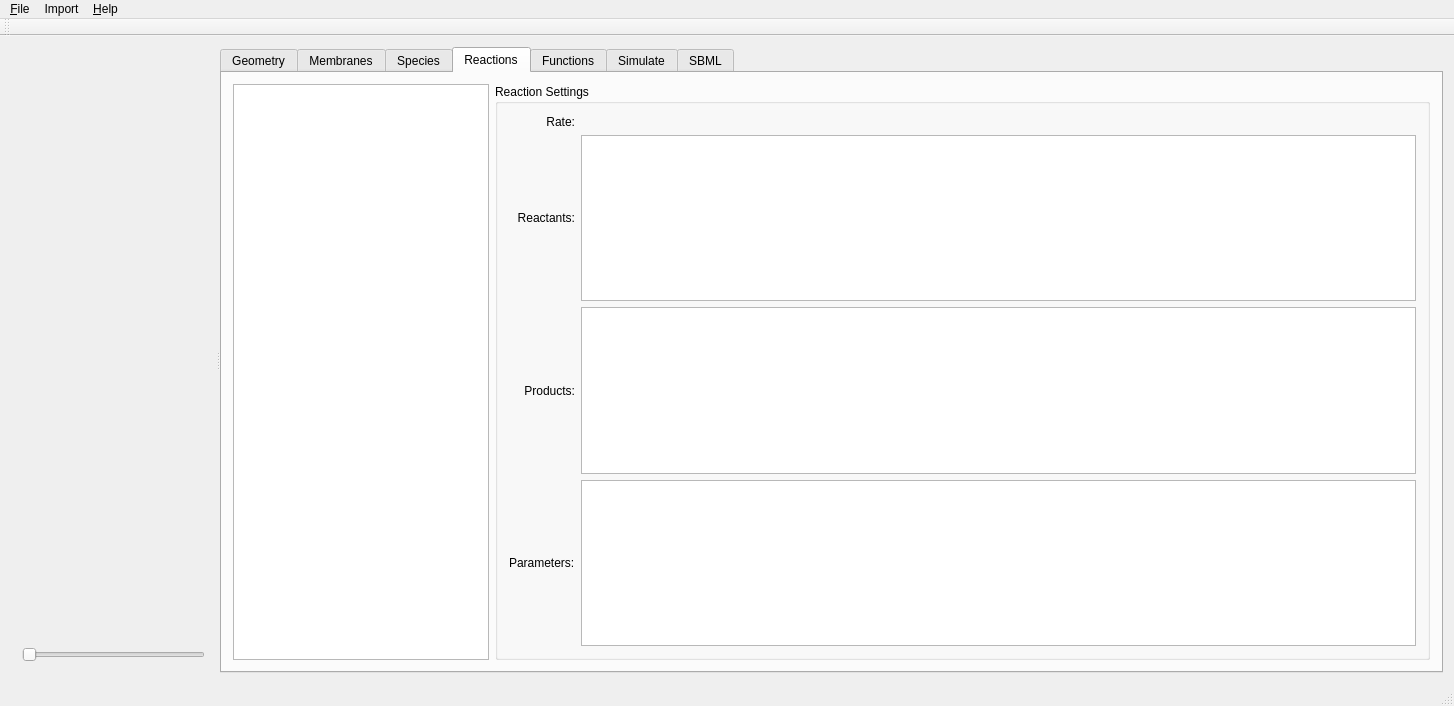
This is ui/mainwindow.ui in spatial-model-editor/spatial-model-editor as Qt 5 draws it before an edit. The edited form follows.
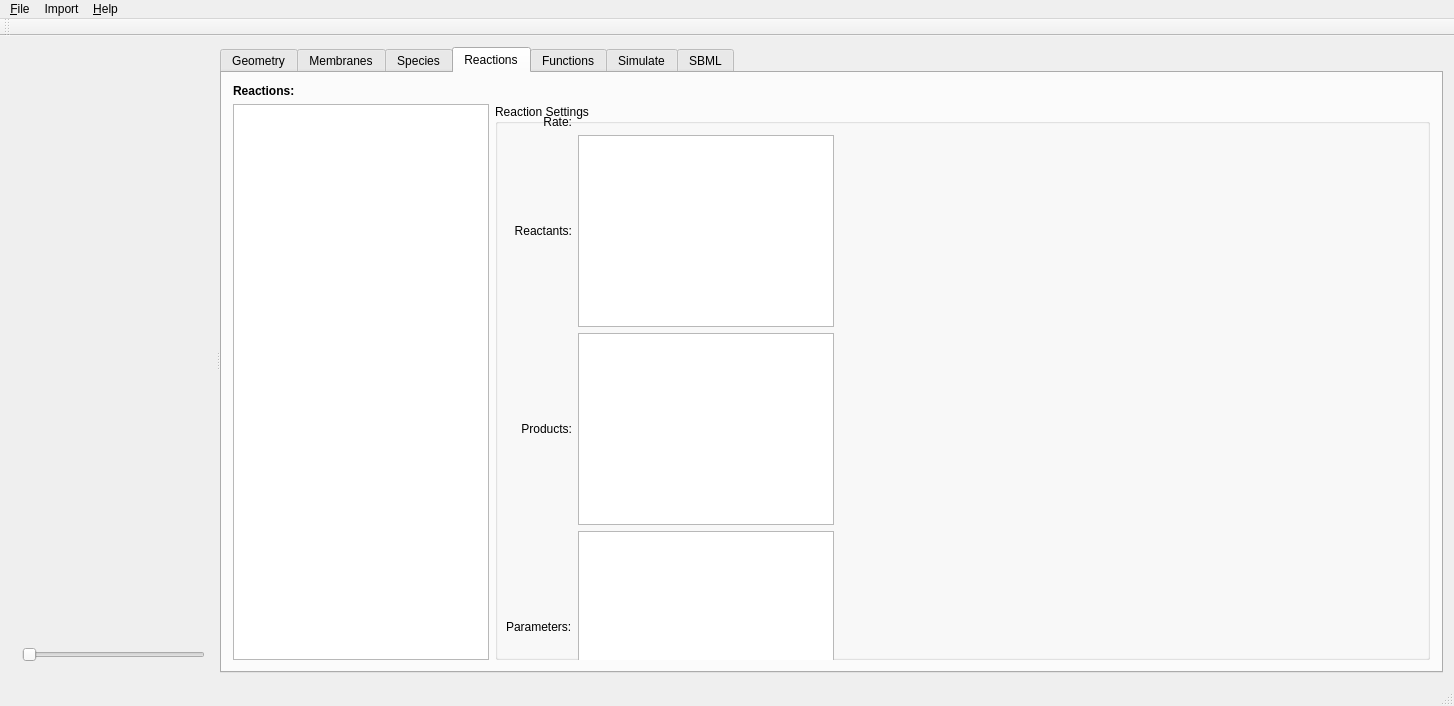
This is the edited form. Custom widgets are drawn as their Qt base class.

Diff of the .ui file:
```diff
--- a/ui/mainwindow.ui
+++ b/ui/mainwindow.ui
@@ -599,30 +599,19 @@
         </attribute>
         <layout class="QHBoxLayout" name="horizontalLayout_3">
          <item>
-          <widget class="QTreeWidget" name="listReactions">
+          <layout class="QGridLayout" name="gridReactions">
+           <item row="1" column="1">
+            <widget class="QGroupBox" name="grpReactions">
            <property name="sizePolicy">
             <sizepolicy hsizetype="Preferred" vsizetype="Preferred">
              <horstretch>0</horstretch>
              <verstretch>0</verstretch>
             </sizepolicy>
            </property>
-           <attribute name="headerVisible">
-            <bool>false</bool>
-           </attribute>
-           <column>
-            <property name="text">
-             <string notr="true">1</string>
-            </property>
-           </column>
-          </widget>
-         </item>
-         <item>
-          <widget class="QGroupBox" name="groupBox">
            <property name="title">
             <string>Reaction Settings</string>
            </property>
-           <layout class="QHBoxLayout" name="horizontalLayout_6">
-            <item>
+             <widget class="QWidget" name="">
              <layout class="QGridLayout" name="gridReaction">
               <item row="1" column="0">
                <widget class="QLabel" name="lblReactants">
@@ -642,6 +631,12 @@
               </item>
               <item row="0" column="1">
                <widget class="QLabel" name="lblReactionRate">
+                 <property name="sizePolicy">
+                  <sizepolicy hsizetype="Expanding" vsizetype="Preferred">
+                   <horstretch>0</horstretch>
+                   <verstretch>0</verstretch>
+                  </sizepolicy>
+                 </property>
                 <property name="text">
                  <string/>
                 </property>
@@ -716,9 +711,47 @@
                </widget>
               </item>
              </layout>
-            </item>
-           </layout>
-          </widget>
+             </widget>
+            </widget>
+           </item>
+           <item row="1" column="0">
+            <widget class="QTreeWidget" name="listReactions">
+             <property name="sizePolicy">
+              <sizepolicy hsizetype="Maximum" vsizetype="Expanding">
+               <horstretch>0</horstretch>
+               <verstretch>0</verstretch>
+              </sizepolicy>
+             </property>
+             <attribute name="headerVisible">
+              <bool>false</bool>
+             </attribute>
+             <column>
+              <property name="text">
+               <string notr="true">1</string>
+              </property>
+             </column>
+            </widget>
+           </item>
+           <item row="0" column="0">
+            <widget class="QLabel" name="lblReactions">
+             <property name="sizePolicy">
+              <sizepolicy hsizetype="Preferred" vsizetype="Fixed">
+               <horstretch>0</horstretch>
+               <verstretch>0</verstretch>
+              </sizepolicy>
+             </property>
+             <property name="font">
+              <font>
+               <weight>75</weight>
+               <bold>true</bold>
+              </font>
+             </property>
+             <property name="text">
+              <string>Reactions:</string>
+             </property>
+            </widget>
+           </item>
+          </layout>
          </item>
         </layout>
        </widget>
```
Left out of the diff: 2 changed lines with no effect on the pictures. Lines whose indentation alone changed are shown as unchanged.
